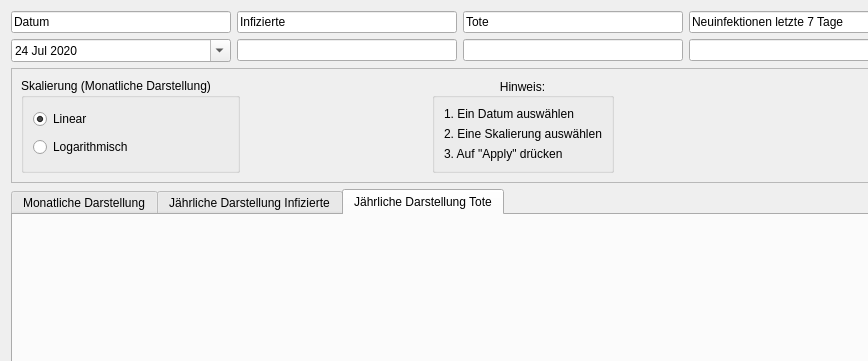
Above: src/kosovo.ui from JosephBisso/Starlink before the change; both pictures show x 0 to 868 and y 0 to 361 of the 1000 by 700 pixel window. Below: the same form after it.
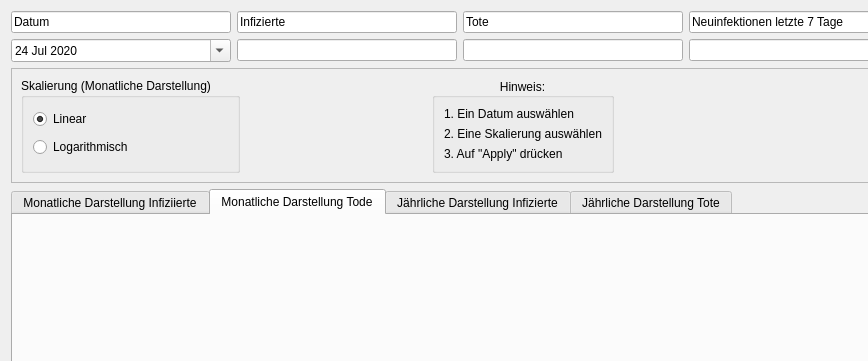
That is the form after the change.

Patch:
```diff
--- a/src/kosovo.ui
+++ b/src/kosovo.ui
@@ -265,11 +265,11 @@
       <item>
        <widget class="QTabWidget" name="tabWidget">
         <property name="currentIndex">
-         <number>2</number>
+        <number>1</number>
         </property>
         <widget class="QWidget" name="tab">
          <attribute name="title">
-          <string>Monatliche Darstellung</string>
+         <string>Monatliche Darstellung Infiziierte</string>
          </attribute>
          <layout class="QGridLayout" name="gridLayout_2">
           <item row="0" column="0">
@@ -277,6 +277,16 @@
           </item>
          </layout>
         </widget>
+       <widget class="QWidget" name="tab_5">
+        <attribute name="title">
+         <string>Monatliche Darstellung Tode</string>
+        </attribute>
+        <layout class="QGridLayout" name="gridLayout_3">
+         <item row="0" column="0">
+          <layout class="QVBoxLayout" name="verticalLayout_9"/>
+         </item>
+        </layout>
+       </widget>
         <widget class="QWidget" name="Tab_2">
          <attribute name="title">
           <string>Jährliche Darstellung Infizierte</string>
```
Left out of the diff: 126 changed lines with no effect on the pictures. Lines whose indentation alone changed are shown as unchanged.
